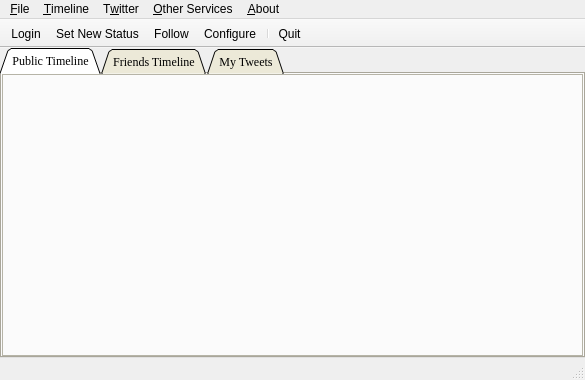
Qt form Ui/mainWindow.ui (KarenMarkosyan/qttwitter) before a commit.
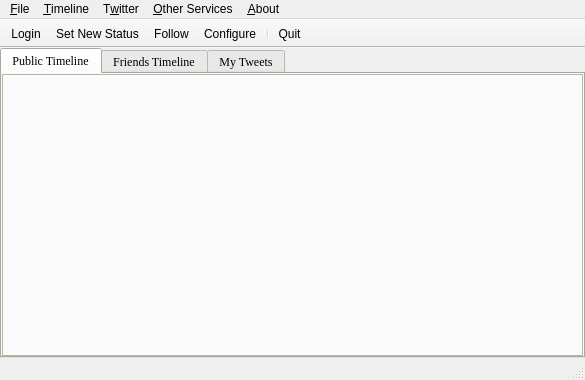
The same form after that commit. Icons and pictures are not drawn.

Commit message: Change Log: * Modified the stylesheet for the tabs to raise the active tab a little than the inactive ones * Added the combo box containing proxy types from shanky's branch * Corrected the problem in send tweet dialog's display under linux

Diff of the .ui file:
```diff
--- a/Ui/mainWindow.ui
+++ b/Ui/mainWindow.ui
@@ -176,7 +176,7 @@
        <enum>QTabWidget::North</enum>
       </property>
       <property name="tabShape">
-       <enum>QTabWidget::Triangular</enum>
+       <enum>QTabWidget::Rounded</enum>
       </property>
       <property name="currentIndex">
        <number>0</number>
```
The commit also changes 3 other files.
